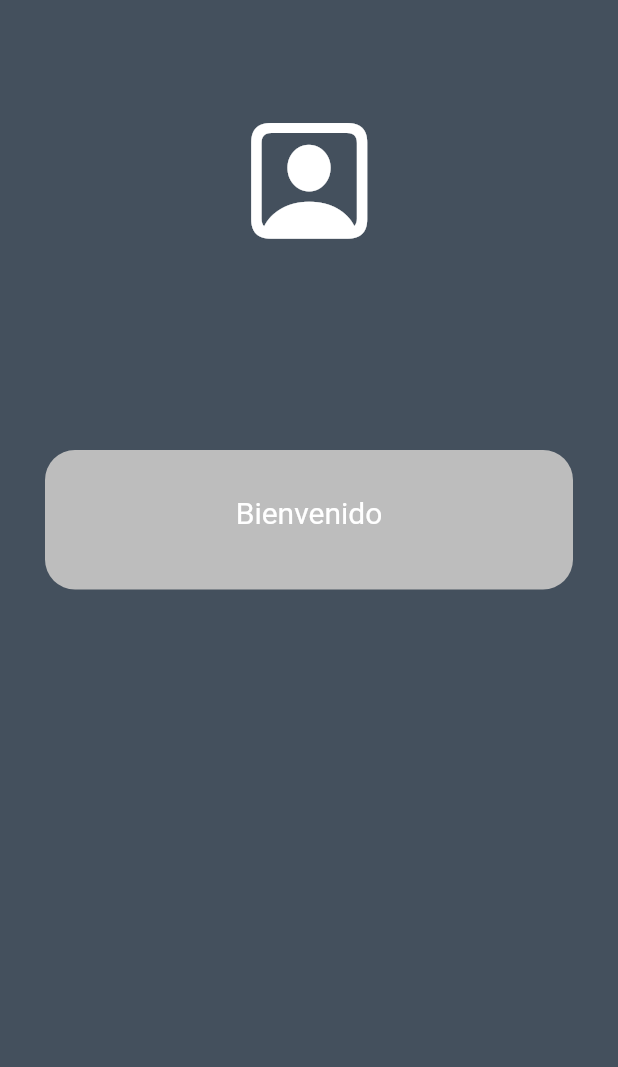
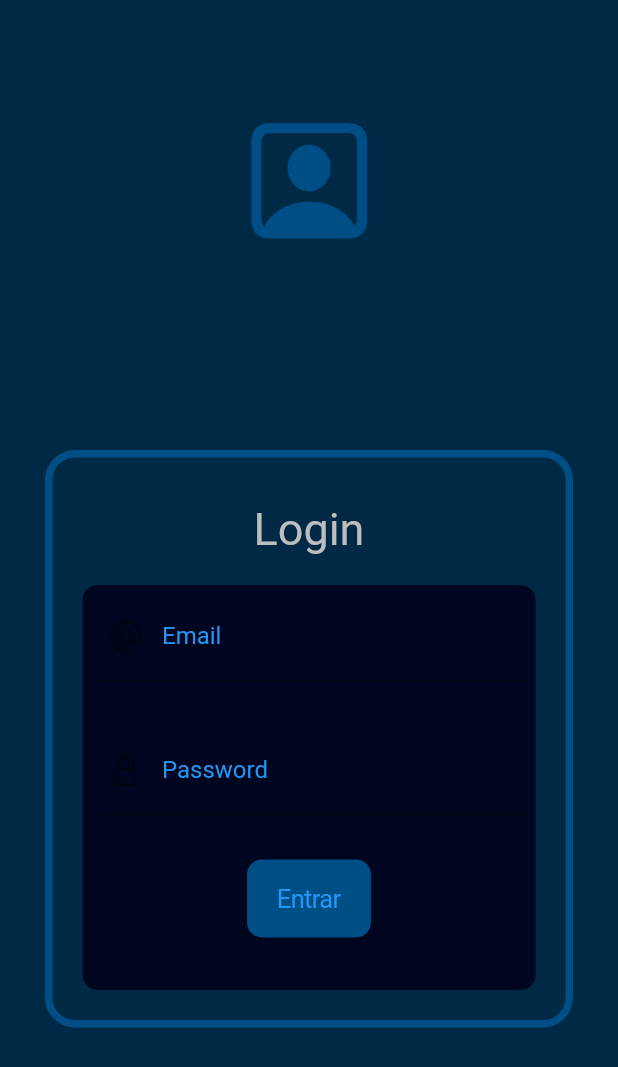
Before and after one commit to alexgtzb18/flutter_ios_final, a Flutter app: the screen it shows after launch, on a phone screen of 412 x 824 dp. Shown: the top 1067 px of the screen. Run offline on Flutter 3.47's test engine with Material 2 defaults, Android fonts, the phone set to English and light mode, and no system bars; our stand-ins replace firebase_core; accounts and stored records are empty.

Commit message:
Login screen ready

```diff
--- a/lib/screens/login_screen.dart
+++ b/lib/screens/login_screen.dart
@@ -18,14 +18,16 @@ class LoginScreen extends StatelessWidget {
               child: Column(
                 children: [
                   SizedBox(height: 10,),
-                  Text('Bienvenido', style: TextStyle(color: Colors.white, fontSize: 20)),
-                  SizedBox(height: 20,)
+
+                  Text('Login', style: TextStyle(color: Colors.grey.shade400, fontSize: 30)),
+
+                  SizedBox(height: 20),
+
+                  LoginForm(),
+
                 ],
               ),
             ),
-
-            SizedBox(height: 30),
-
           ],
         ),
       ),
--- /dev/null
+++ b/lib/ui/input_decorations.dart
@@ -0,0 +1,17 @@
+import 'package:flutter/cupertino.dart';
+import 'package:flutter/material.dart';
+
+class InputDecorations {
+  static InputDecoration authInputDecoration({
+    required String hintText,
+    required String labelText,
+    required IconData prefixIcon,
+  }) {
+    return InputDecoration(
+        hintText: hintText,
+        labelText: labelText,
+        prefixIcon: Icon(prefixIcon,),
+        labelStyle: TextStyle(color: Colors.blue),
+        hintStyle: TextStyle(color: Colors.grey.shade400));
+  }
+}
--- a/lib/widgets/background_widget.dart
+++ b/lib/widgets/background_widget.dart
@@ -9,7 +9,7 @@ class AuthBackground extends StatelessWidget {
   @override
   Widget build(BuildContext context) {
     return Container(
-      color: Color.fromRGBO(68, 80, 93, 100),
+      color: Color.fromARGB(255, 0, 41, 70),
       width: double.infinity,
       height: double.infinity,
       child: Stack(children: [
@@ -34,7 +34,7 @@ class _HeaderIcon extends StatelessWidget {
         margin: EdgeInsets.only(top: 70),
         child: Icon(
           CupertinoIcons.person_crop_square,
-          color: Colors.white,
+          color: Color.fromARGB(255, 0, 78, 134),
           size: 100,
         ),
       ),
--- a/lib/widgets/card_container_widget.dart
+++ b/lib/widgets/card_container_widget.dart
@@ -19,5 +19,7 @@ class CardContainer extends StatelessWidget {
   }
 
   BoxDecoration _createCardShape() => BoxDecoration(
-      color: Colors.grey.shade400, borderRadius: BorderRadius.circular(20));
+      borderRadius: BorderRadius.circular(20),
+      border: Border.all(color: Color.fromARGB(255, 0, 78, 134),
+      width: 5));
 }
--- /dev/null
+++ b/lib/widgets/login_form_widget.dart
@@ -0,0 +1,53 @@
+import 'package:flutter/cupertino.dart';
+import 'package:flutter/material.dart';
+import 'package:flutter_ios_final/ui/input_decorations.dart';
+
+class LoginForm extends StatelessWidget {
+  const LoginForm({Key? key}) : super(key: key);
+
+  @override
+  Widget build(BuildContext context) {
+    return Container(
+        child: Form(
+            child: Column(
+          children: [
+            TextFormField(
+                style: TextStyle(color: Colors.white),
+                autocorrect: false,
+                keyboardType: TextInputType.emailAddress,
+                decoration: InputDecorations.authInputDecoration(
+                    hintText: 'abc@email.com',
+                    labelText: 'Email',
+                    prefixIcon: CupertinoIcons.at)),
+            SizedBox(
+              height: 30,
+            ),
+            TextFormField(
+                style: TextStyle(color: Colors.white),
+                autocorrect: false,
+                keyboardType: TextInputType.emailAddress,
+                decoration: InputDecorations.authInputDecoration(
+                    hintText: '******',
+                    labelText: 'Password',
+                    prefixIcon: CupertinoIcons.lock)),
+            SizedBox(
+              height: 30,
+            ),
+            CupertinoButton(
+                color: Color.fromARGB(255, 0, 78, 134),
+                borderRadius: BorderRadius.circular(10),
+                child: Text('Entrar'),
+                onPressed: () {}),
+            SizedBox(
+              height: 30,
+            )
+          ],
+        )),
+        padding: EdgeInsets.all(5),
+        width: double.infinity,
+        decoration: BoxDecoration(
+          borderRadius: BorderRadius.circular(10),
+          color: Color.fromARGB(255, 0, 6, 31),
+        ));
+  }
+}
--- a/lib/widgets/widgets.dart
+++ b/lib/widgets/widgets.dart
@@ -1,2 +1,3 @@
 export 'package:flutter_ios_final/widgets/background_widget.dart';
 export 'package:flutter_ios_final/widgets/card_container_widget.dart';
+export 'package:flutter_ios_final/widgets/login_form_widget.dart';
```
